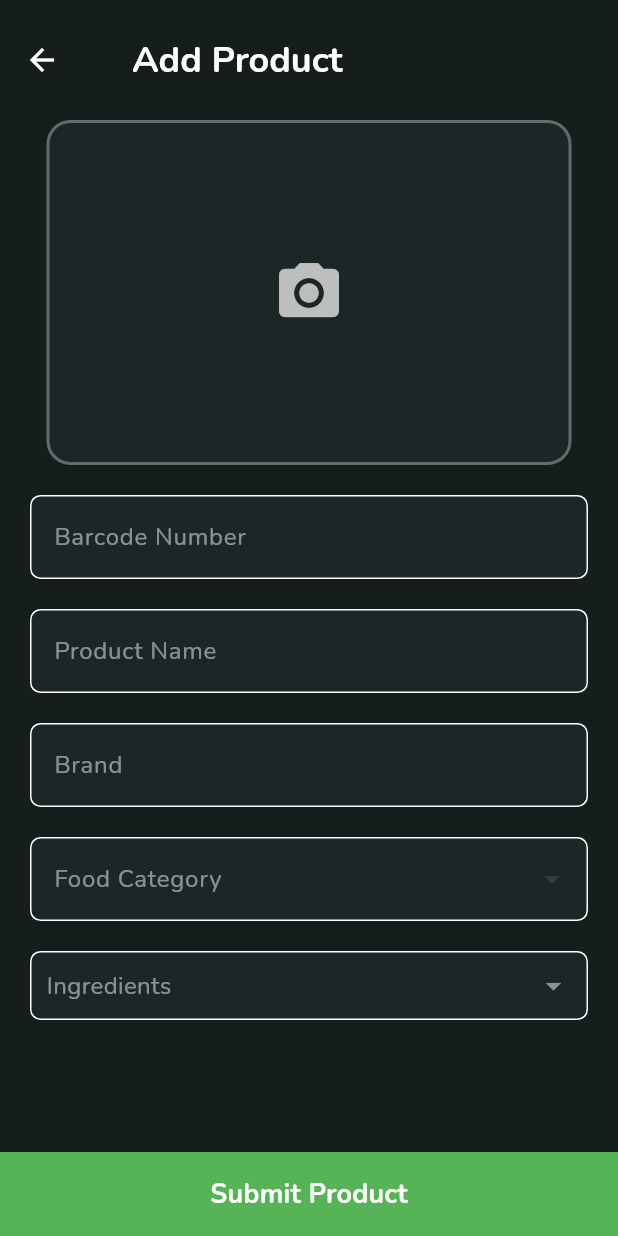
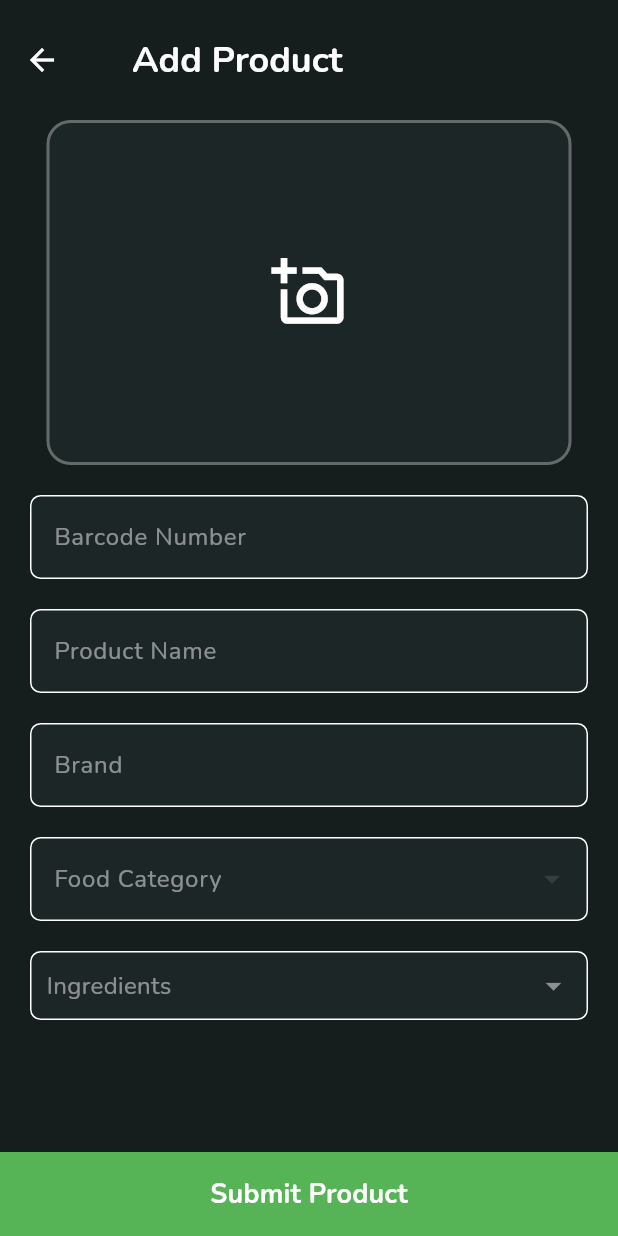
Before and after one commit to justPhyniX/ratemybite-flutter, a Flutter app: the AddProduct screen opened directly, on a phone screen of 412 x 824 dp. Run offline on Flutter 3.47's test engine with Material 3 defaults, Android fonts, the phone set to English and light mode, and no system bars; drawn by our look-alikes of multi_select_flutter; our stand-ins replace flutter_svg, image_picker, permission_handler; missing offline and left inert: mobile_scanner; network calls fail.

Commit message:
slight changes in previous commit

```diff
--- a/lib/data_service.dart
+++ b/lib/data_service.dart
@@ -14,9 +14,9 @@ class DataService {
     return _instance;
   }
 
-  //final String baseUrl = 'http://10.0.2.2:8080/'; // FOR EMULATOR
+  final String baseUrl = 'http://10.0.2.2:8080/'; // FOR EMULATOR
   //final String baseUrl = 'http://192.168.2.6:8080/'; // FOR PHYSICAL DEVICE AT HOME
-  final String baseUrl = 'http://10.17.32.107:8080/'; // FOR PHYSICAL DEVICE AT WORK
+  //final String baseUrl = 'http://10.17.32.107:8080/'; // FOR PHYSICAL DEVICE AT WORK
 
   Future<ProductDto?> GetProductByName(String productName) async {
     //Assemble request endpoint
--- a/lib/pages/add_product.dart
+++ b/lib/pages/add_product.dart
@@ -108,12 +108,11 @@ class _AddProductState extends State<AddProduct> {
                         ),
                         child: _productImage == null
                             ? Icon(
-                                Icons.photo_camera,
-                                color: Colors.white.withAlpha(180),
-                                size: 48,
+                                Icons.add_a_photo_outlined,
+                                size: 50,
                               )
                             : ClipRRect(
-                                borderRadius: BorderRadius.circular(14),
+                                borderRadius: BorderRadius.circular(7),
                                 child: Image.file(
                                   _productImage!,
                                   fit: BoxFit.cover,
```
Also changed, not shown: lib/assets/icons/product/Add Image Icon.png (deleted).
